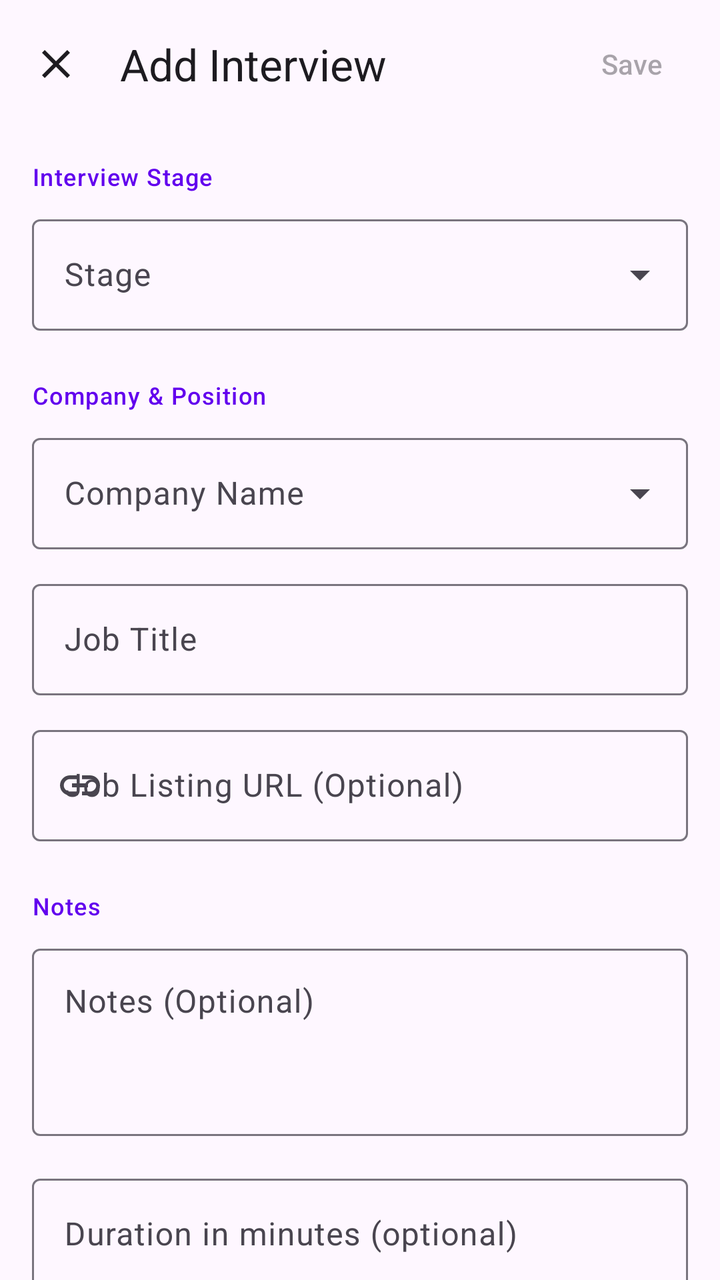
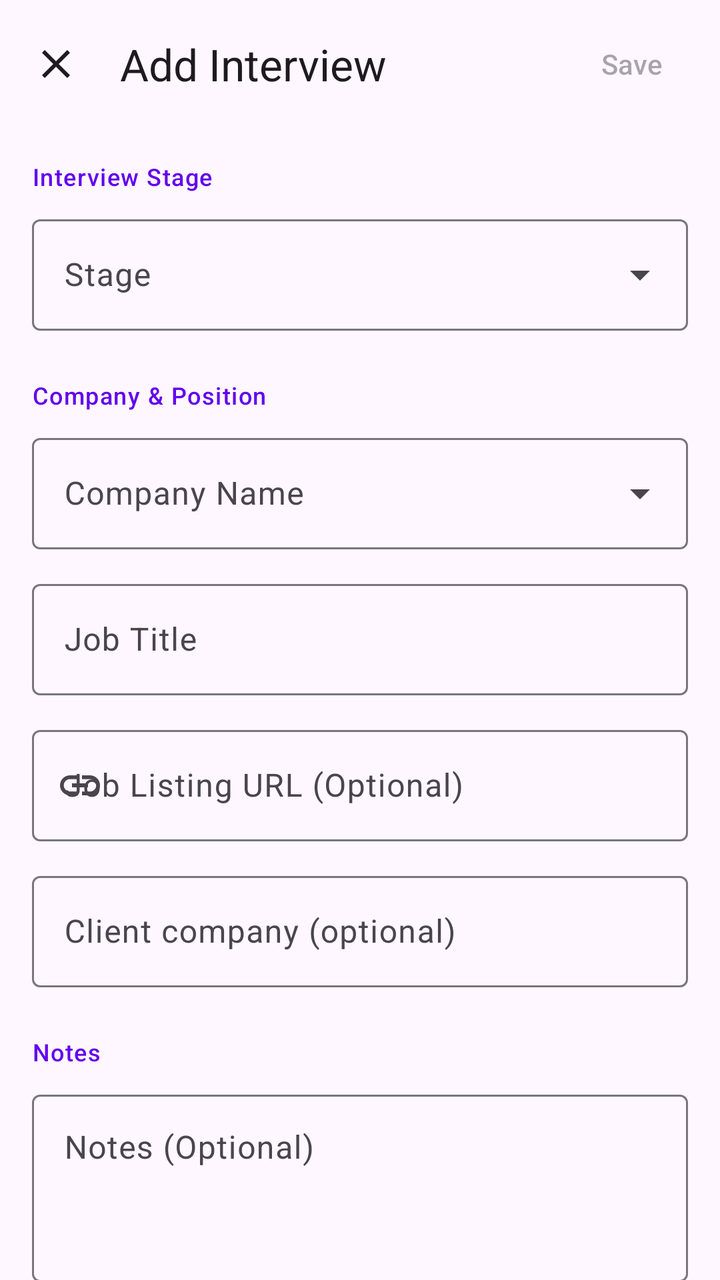

Before-and-after screenshots of an Android layout around one commit, followed by the original layout XML and the change that was made.
<!-- AndroidManifest.xml: application theme Theme.Android -->
<!-- res/layout/activity_add_interview.xml -->
<?xml version="1.0" encoding="utf-8"?>
<LinearLayout
    xmlns:android="http://schemas.android.com/apk/res/android"
    xmlns:app="http://schemas.android.com/apk/res-auto"
    android:layout_width="match_parent"
    android:layout_height="match_parent"
    android:orientation="vertical"
    android:fitsSystemWindows="true">

    
    <com.google.android.material.appbar.MaterialToolbar
        android:id="@+id/toolbar"
        android:layout_width="match_parent"
        android:layout_height="?attr/actionBarSize"
        app:title="Add Interview"
        app:navigationIcon="@drawable/ic_close"
        app:navigationIconTint="?attr/colorOnSurface">

        <com.google.android.material.button.MaterialButton
            android:id="@+id/buttonSave"
            style="@style/Widget.Material3.Button.TextButton"
            android:layout_width="wrap_content"
            android:layout_height="wrap_content"
            android:layout_gravity="end"
            android:text="@string/save"
            android:enabled="false" />

    </com.google.android.material.appbar.MaterialToolbar>

    <androidx.core.widget.NestedScrollView
        android:layout_width="match_parent"
        android:layout_height="match_parent"
        android:fillViewport="true">

        <LinearLayout
            android:layout_width="match_parent"
            android:layout_height="wrap_content"
            android:orientation="vertical"
            android:padding="16dp">

            
            <TextView
                android:layout_width="match_parent"
                android:layout_height="wrap_content"
                android:text="@string/interview_stage"
                android:textAppearance="?attr/textAppearanceLabelMedium"
                android:textColor="?attr/colorPrimary"
                android:paddingBottom="8dp" />

            <com.google.android.material.textfield.TextInputLayout
                android:id="@+id/layoutStage"
                style="@style/Widget.Material3.TextInputLayout.OutlinedBox.ExposedDropdownMenu"
                android:layout_width="match_parent"
                android:layout_height="wrap_content"
                android:hint="@string/stage">

                <AutoCompleteTextView
                    android:id="@+id/dropdownStage"
                    android:layout_width="match_parent"
                    android:layout_height="wrap_content"
                    android:inputType="none" />

            </com.google.android.material.textfield.TextInputLayout>

            
            <TextView
                android:layout_width="match_parent"
                android:layout_height="wrap_content"
                android:text="@string/company_position"
                android:textAppearance="?attr/textAppearanceLabelMedium"
                android:textColor="?attr/colorPrimary"
                android:paddingTop="24dp"
                android:paddingBottom="8dp" />

            <com.google.android.material.textfield.TextInputLayout
                android:id="@+id/layoutCompanyName"
                style="@style/Widget.Material3.TextInputLayout.OutlinedBox.ExposedDropdownMenu"
                android:layout_width="match_parent"
                android:layout_height="wrap_content"
                android:hint="@string/company_name">

                <AutoCompleteTextView
                    android:id="@+id/editCompanyName"
                    android:layout_width="match_parent"
                    android:layout_height="wrap_content"
                    android:inputType="textCapWords"
                    android:completionThreshold="1" />

            </com.google.android.material.textfield.TextInputLayout>

            <com.google.android.material.textfield.TextInputLayout
                android:id="@+id/layoutJobTitle"
                style="@style/Widget.Material3.TextInputLayout.OutlinedBox"
                android:layout_width="match_parent"
                android:layout_height="wrap_content"
                android:layout_marginTop="12dp"
                android:hint="@string/job_title">

                <com.google.android.material.textfield.TextInputEditText
                    android:id="@+id/editJobTitle"
                    android:layout_width="match_parent"
                    android:layout_height="wrap_content"
                    android:inputType="textCapWords" />

            </com.google.android.material.textfield.TextInputLayout>

            <com.google.android.material.textfield.TextInputLayout
                android:id="@+id/layoutJobListing"
                style="@style/Widget.Material3.TextInputLayout.OutlinedBox"
                android:layout_width="match_parent"
                android:layout_height="wrap_content"
                android:layout_marginTop="12dp"
                android:hint="@string/job_listing_url"
                app:startIconDrawable="@drawable/ic_link">

                <com.google.android.material.textfield.TextInputEditText
                    android:id="@+id/editJobListing"
                    android:layout_width="match_parent"
                    android:layout_height="wrap_content"
                    android:inputType="textUri" />

            </com.google.android.material.textfield.TextInputLayout>

            
            <LinearLayout
                android:id="@+id/sectionInterviewDetails"
                android:layout_width="match_parent"
                android:layout_height="wrap_content"
                android:orientation="vertical"
                android:visibility="gone">

                <TextView
                    android:id="@+id/textInterviewDetailsHeader"
                    android:layout_width="match_parent"
                    android:layout_height="wrap_content"
                    android:text="@string/interview_details"
                    android:textAppearance="?attr/textAppearanceLabelMedium"
                    android:textColor="?attr/colorPrimary"
                    android:paddingTop="24dp"
                    android:paddingBottom="8dp" />

                <com.google.android.material.textfield.TextInputLayout
                    android:id="@+id/layoutInterviewDateTime"
                    style="@style/Widget.Material3.TextInputLayout.OutlinedBox"
                    android:layout_width="match_parent"
                    android:layout_height="wrap_content"
                    android:hint="@string/interview_date_time"
                    app:startIconDrawable="@drawable/ic_calendar_empty">

                    <com.google.android.material.textfield.TextInputEditText
                        android:id="@+id/editInterviewDateTime"
                        android:layout_width="match_parent"
                        android:layout_height="wrap_content"
                        android:inputType="none"
                        android:focusable="false"
                        android:clickable="true" />

                </com.google.android.material.textfield.TextInputLayout>

                <com.google.android.material.textfield.TextInputLayout
                    android:id="@+id/layoutMethod"
                    style="@style/Widget.Material3.TextInputLayout.OutlinedBox.ExposedDropdownMenu"
                    android:layout_width="match_parent"
                    android:layout_height="wrap_content"
                    android:layout_marginTop="12dp"
                    android:hint="@string/interview_method">

                    <AutoCompleteTextView
                        android:id="@+id/dropdownMethod"
                        android:layout_width="match_parent"
                        android:layout_height="wrap_content"
                        android:inputType="none" />

                </com.google.android.material.textfield.TextInputLayout>

                <com.google.android.material.textfield.TextInputLayout
                    android:id="@+id/layoutInterviewer"
                    style="@style/Widget.Material3.TextInputLayout.OutlinedBox"
                    android:layout_width="match_parent"
                    android:layout_height="wrap_content"
                    android:layout_marginTop="12dp"
                    android:hint="@string/interviewer_optional">

                    <com.google.android.material.textfield.TextInputEditText
                        android:id="@+id/editInterviewer"
                        android:layout_width="match_parent"
                        android:layout_height="wrap_content"
                        android:inputType="textPersonName" />

                </com.google.android.material.textfield.TextInputLayout>

                <com.google.android.material.textfield.TextInputLayout
                    android:id="@+id/layoutMeetingLink"
                    style="@style/Widget.Material3.TextInputLayout.OutlinedBox"
                    android:layout_width="match_parent"
                    android:layout_height="wrap_content"
                    android:layout_marginTop="12dp"
                    android:hint="@string/meeting_link_optional"
                    android:visibility="gone">

                    <com.google.android.material.textfield.TextInputEditText
                        android:id="@+id/editMeetingLink"
                        android:layout_width="match_parent"
                        android:layout_height="wrap_content"
                        android:inputType="textUri" />

                </com.google.android.material.textfield.TextInputLayout>

            </LinearLayout>

            
            <LinearLayout
                android:id="@+id/sectionDeadline"
                android:layout_width="match_parent"
                android:layout_height="wrap_content"
                android:orientation="vertical"
                android:visibility="gone">

                <TextView
                    android:layout_width="match_parent"
                    android:layout_height="wrap_content"
                    android:text="@string/technical_test_details"
                    android:textAppearance="?attr/textAppearanceLabelMedium"
                    android:textColor="?attr/colorPrimary"
                    android:paddingTop="24dp"
                    android:paddingBottom="8dp" />

                <com.google.android.material.textfield.TextInputLayout
                    android:id="@+id/layoutDeadline"
                    style="@style/Widget.Material3.TextInputLayout.OutlinedBox"
                    android:layout_width="match_parent"
                    android:layout_height="wrap_content"
                    android:hint="@string/deadline"
                    app:startIconDrawable="@drawable/ic_calendar_empty">

                    <com.google.android.material.textfield.TextInputEditText
                        android:id="@+id/editDeadline"
                        android:layout_width="match_parent"
                        android:layout_height="wrap_content"
                        android:inputType="none"
                        android:focusable="false"
                        android:clickable="true" />

                </com.google.android.material.textfield.TextInputLayout>

                <com.google.android.material.textfield.TextInputLayout
                    android:id="@+id/layoutTestLink"
                    style="@style/Widget.Material3.TextInputLayout.OutlinedBox"
                    android:layout_width="match_parent"
                    android:layout_height="wrap_content"
                    android:layout_marginTop="12dp"
                    android:hint="@string/test_link_optional">

                    <com.google.android.material.textfield.TextInputEditText
                        android:id="@+id/editTestLink"
                        android:layout_width="match_parent"
                        android:layout_height="wrap_content"
                        android:inputType="textUri" />

                </com.google.android.material.textfield.TextInputLayout>

            </LinearLayout>

            
            <TextView
                android:layout_width="match_parent"
                android:layout_height="wrap_content"
                android:text="@string/notes"
                android:textAppearance="?attr/textAppearanceLabelMedium"
                android:textColor="?attr/colorPrimary"
                android:paddingTop="24dp"
                android:paddingBottom="8dp" />

            <com.google.android.material.textfield.TextInputLayout
                android:id="@+id/layoutNotes"
                style="@style/Widget.Material3.TextInputLayout.OutlinedBox"
                android:layout_width="match_parent"
                android:layout_height="wrap_content"
                android:hint="@string/notes_optional">

                <com.google.android.material.textfield.TextInputEditText
                    android:id="@+id/editNotes"
                    android:layout_width="match_parent"
                    android:layout_height="wrap_content"
                    android:inputType="textMultiLine"
                    android:minLines="3"
                    android:gravity="top" />

            </com.google.android.material.textfield.TextInputLayout>

            <com.google.android.material.textfield.TextInputLayout
                style="@style/Widget.Material3.TextInputLayout.OutlinedBox"
                android:layout_width="match_parent"
                android:layout_height="wrap_content"
                android:layout_marginTop="16dp"
                android:hint="Duration in minutes (optional)">
                <com.google.android.material.textfield.TextInputEditText
                    android:id="@+id/editDuration"
                    android:layout_width="match_parent"
                    android:layout_height="wrap_content"
                    android:inputType="number"
                    android:maxLength="3" />
            </com.google.android.material.textfield.TextInputLayout>

            
            <View
                android:layout_width="match_parent"
                android:layout_height="32dp" />

        </LinearLayout>

    </androidx.core.widget.NestedScrollView>

</LinearLayout>
<!-- resources referenced by this layout -->
<resources>
  <!-- drawable ic_calendar_empty (drawable) -->
  <?xml version="1.0" encoding="utf-8"?>
  <vector xmlns:android="http://schemas.android.com/apk/res/android"
      android:width="24dp"
      android:height="24dp"
      android:viewportWidth="24"
      android:viewportHeight="24">
      <path
          android:fillColor="@android:color/white"
          android:pathData="M19,4h-1V2h-2v2H8V2H6v2H5C3.89,4 3.01,4.9 3.01,6L3,20c0,1.1 0.89,2 2,2h14c1.1,0 2,-0.9 2,-2V6C21,4.9 20.1,4 19,4zM19,20H5V10h14V20zM19,8H5V6h14V8zM12,13m-2.5,0a2.5,2.5 0,1 1,5 0a2.5,2.5 0,1 1,-5 0"/>
  </vector>
  <!-- drawable ic_close (drawable) -->
  <?xml version="1.0" encoding="utf-8"?>
  <vector xmlns:android="http://schemas.android.com/apk/res/android"
      android:width="24dp"
      android:height="24dp"
      android:viewportWidth="24"
      android:viewportHeight="24">
      <path
          android:fillColor="@android:color/white"
          android:pathData="M19,6.41L17.59,5 12,10.59 6.41,5 5,6.41 10.59,12 5,17.59 6.41,19 12,13.41 17.59,19 19,17.59 13.41,12z"/>
  </vector>
  <!-- drawable ic_link (drawable) -->
  <vector xmlns:android="http://schemas.android.com/apk/res/android"
      android:width="24dp"
      android:height="24dp"
      android:viewportWidth="24"
      android:viewportHeight="24"
      android:tint="?attr/colorControlNormal">
      <path
          android:fillColor="@android:color/white"
          android:pathData="M3.9,12c0,-1.71 1.39,-3.1 3.1,-3.1h4V7H7c-2.76,0 -5,2.24 -5,5s2.24,5 5,5h4v-1.9H7c-1.71,0 -3.1,-1.39 -3.1,-3.1zM8,13h8v-2H8v2zM17,7h-4v1.9h4c1.71,0 3.1,1.39 3.1,3.1s-1.39,3.1 -3.1,3.1h-4V17h4c2.76,0 5,-2.24 5,-5s-2.24,-5 -5,-5z"/>
  </vector>
  <string name="company_name">Company Name</string>
  <string name="company_position">Company &amp; Position</string>
  <string name="deadline">Deadline</string>
  <string name="interview_date_time">Interview Date &amp; Time</string>
  <string name="interview_details">Interview Details</string>
  <string name="interview_method">Interview Method</string>
  <string name="interview_stage">Interview Stage</string>
  <string name="interviewer_optional">Interviewer (Optional)</string>
  <string name="job_listing_url">Job Listing URL (Optional)</string>
  <string name="job_title">Job Title</string>
  <string name="meeting_link_optional">Meeting Link (Optional)</string>
  <string name="notes">Notes</string>
  <string name="notes_optional">Notes (Optional)</string>
  <string name="save">Save</string>
  <string name="stage">Stage</string>
  <string name="technical_test_details">Technical Test Details</string>
  <string name="test_link_optional">Test Link (Optional)</string>
  <style name="Theme.Android" parent="Theme.Material3.DayNight.NoActionBar">
          
          <item name="colorPrimary">@color/purple_500</item>
          <item name="colorPrimaryContainer">@color/purple_200</item>
          <item name="colorOnPrimary">@color/white</item>
          
          <item name="colorSecondary">@color/teal_200</item>
          <item name="colorSecondaryContainer">@color/teal_200</item>
          <item name="colorOnSecondary">@color/black</item>
          
          <item name="android:statusBarColor">?attr/colorSurface</item>
          <item name="android:windowLightStatusBar">true</item>
      </style>
  <color name="purple_500">#FF6200EE</color>
  <color name="purple_200">#FFBB86FC</color>
  <color name="white">#FFFFFFFF</color>
  <color name="teal_200">#FF03DAC5</color>
  <color name="black">#FF000000</color>
</resources>

<!-- the commit's change to res/layout/activity_add_interview.xml (unified diff, before → after) -->
@@ -121,6 +121,24 @@
 
             </com.google.android.material.textfield.TextInputLayout>
 
+            <com.google.android.material.textfield.TextInputLayout
+                android:layout_width="match_parent" android:layout_height="wrap_content"
+                android:layout_marginTop="12dp" android:hint="Client company (optional)"
+                style="@style/Widget.Material3.TextInputLayout.OutlinedBox">
+                <com.google.android.material.textfield.TextInputEditText
+                    android:id="@+id/editClientCompany" android:layout_width="match_parent"
+                    android:layout_height="wrap_content" android:inputType="textCapWords" />
+            </com.google.android.material.textfield.TextInputLayout>
+            <com.google.android.material.textfield.TextInputLayout
+                android:id="@+id/layoutOutcome" android:visibility="gone"
+                android:layout_width="match_parent" android:layout_height="wrap_content"
+                android:layout_marginTop="12dp" android:hint="Outcome"
+                style="@style/Widget.Material3.TextInputLayout.OutlinedBox.ExposedDropdownMenu">
+                <AutoCompleteTextView android:id="@+id/dropdownOutcome"
+                    android:layout_width="match_parent" android:layout_height="wrap_content"
+                    android:inputType="none" />
+            </com.google.android.material.textfield.TextInputLayout>
+
             
             <LinearLayout
                 android:id="@+id/sectionInterviewDetails"
